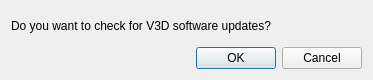
Before: the Qt Designer form v3d_main/v3d/dialog_update_v3d.ui in CBL-ORION/Vaa3D-mirror, drawn with Qt 5.
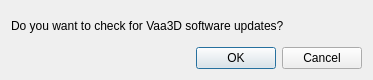
After: the same form once the commit is applied.

Patch:
```diff
--- a/v3d_main/v3d/dialog_update_v3d.ui
+++ b/v3d_main/v3d/dialog_update_v3d.ui
@@ -20,7 +20,7 @@
    <item>
     <widget class="QLabel" name="label_2">
      <property name="text">
-      <string>Do you want to check for V3D software updates?</string>
+      <string>Do you want to check for Vaa3D software updates?</string>
      </property>
     </widget>
    </item>
```
